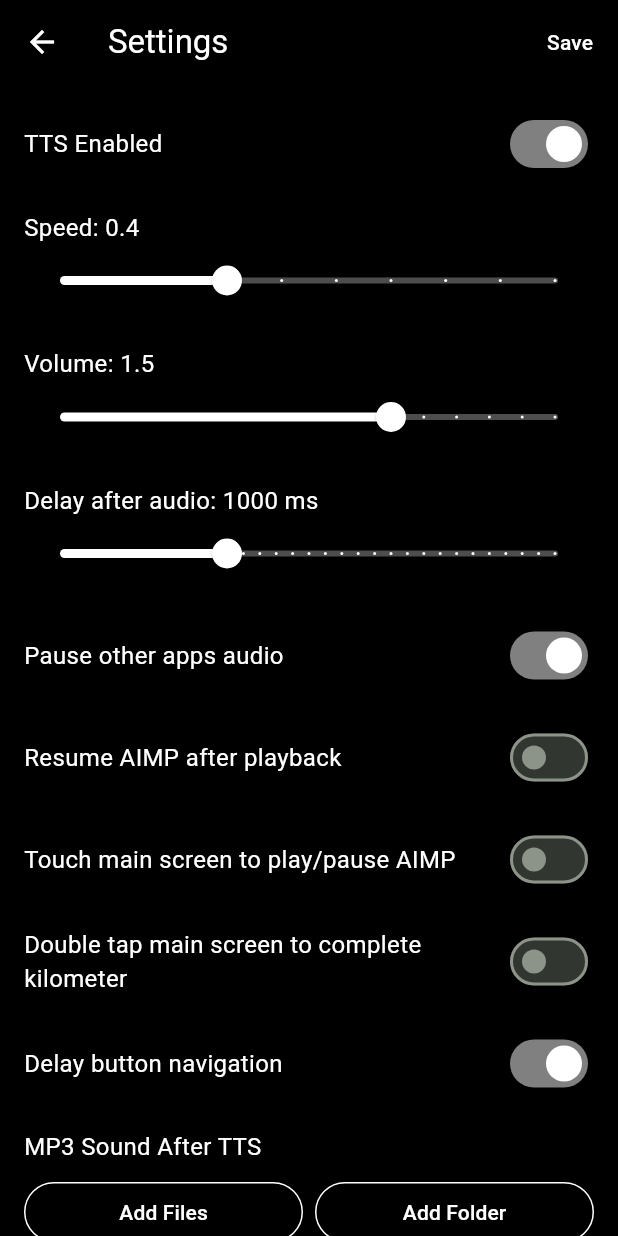
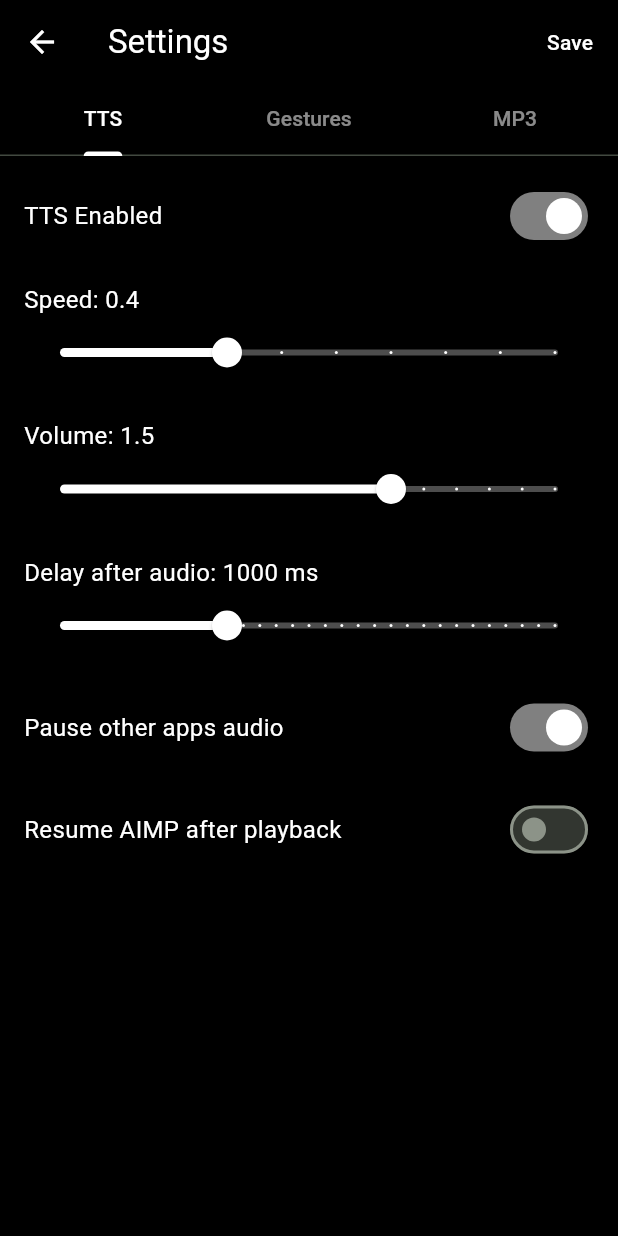
Before and after one commit to BenjaminKobjolke/live-run-pace-app, a Flutter app: the SettingsScreen screen opened directly with empty values, on a phone screen of 412 x 824 dp. Run offline on Flutter 3.47's test engine with Material 3 defaults, Android fonts, the phone set to English and light mode, and no system bars; our stand-ins replace audioplayers, device_info_plus, file_picker, flutter_tts, permission_handler, shared_preferences and 1 more; missing offline and left inert: audio_session; accounts and stored records are empty.

Commit message:
IMPROVE (settings): add tabbed settings and mp3 preview
organize settings into focused tabs and allow mp3 files to be previewed before
saving:
- split TTS, gesture, and MP3 controls into tabs
- extract MP3 tab layout into a widget
- add per-file preview playback in the MP3 file list
- document the tabbed settings layout and preview behavior

```diff
--- a/lib/screens/settings_screen.dart
+++ b/lib/screens/settings_screen.dart
@@ -4,7 +4,7 @@ import '../models/tts_settings.dart';
 import '../services/mp3_picker_service.dart';
 import '../widgets/confirm_dialog.dart';
 import '../widgets/info_dialog.dart';
-import '../widgets/mp3_file_list.dart';
+import '../widgets/mp3_settings_tab.dart';
 import '../widgets/setting_controls.dart';
 
 /// Settings screen for TTS, audio, and gesture options.
@@ -133,7 +133,9 @@ class _SettingsScreenState extends State<SettingsScreen> {
 
   @override
   Widget build(BuildContext context) {
-    return Scaffold(
+    return DefaultTabController(
+      length: 3,
+      child: Scaffold(
         backgroundColor: Colors.black,
         appBar: AppBar(
           backgroundColor: Colors.black,
@@ -145,8 +147,30 @@ class _SettingsScreenState extends State<SettingsScreen> {
               child: const Text('Save', style: TextStyle(color: Colors.white)),
             ),
           ],
+          bottom: const TabBar(
+            indicatorColor: Colors.white,
+            labelColor: Colors.white,
+            unselectedLabelColor: Colors.white54,
+            tabs: [
+              Tab(text: 'TTS'),
+              Tab(text: 'Gestures'),
+              Tab(text: 'MP3'),
+            ],
           ),
-      body: SingleChildScrollView(
+        ),
+        body: TabBarView(
+          children: [
+            _buildTtsTab(),
+            _buildGesturesTab(),
+            _buildMp3Tab(),
+          ],
+        ),
+      ),
+    );
+  }
+
+  Widget _buildTtsTab() {
+    return SingleChildScrollView(
       padding: const EdgeInsets.all(16),
       child: Column(
         crossAxisAlignment: CrossAxisAlignment.stretch,
@@ -195,7 +219,17 @@ class _SettingsScreenState extends State<SettingsScreen> {
             value: _resumeAimpAfterPlayback,
             onChanged: _pauseOtherAudio ? (v) => setState(() => _resumeAimpAfterPlayback = v) : null,
           ),
-            const SizedBox(height: 20),
+        ],
+      ),
+    );
+  }
+
+  Widget _buildGesturesTab() {
+    return SingleChildScrollView(
+      padding: const EdgeInsets.all(16),
+      child: Column(
+        crossAxisAlignment: CrossAxisAlignment.stretch,
+        children: [
           SettingSwitch(
             label: 'Touch main screen to play/pause AIMP',
             value: _touchToToggleAimp,
@@ -213,60 +247,23 @@ class _SettingsScreenState extends State<SettingsScreen> {
             value: _buttonNavigationDelay,
             onChanged: (v) => setState(() => _buttonNavigationDelay = v),
           ),
-            const SizedBox(height: 20),
-            _buildMp3Section(),
         ],
-        ),
       ),
     );
   }
 
-  Widget _buildMp3Section() {
-    return Column(
-      crossAxisAlignment: CrossAxisAlignment.start,
-      children: [
-        Row(
-          mainAxisAlignment: MainAxisAlignment.spaceBetween,
-          children: [
-            const Text('MP3 Sound After TTS', style: TextStyle(color: Colors.white, fontSize: 16)),
-            if (_mp3FilePaths.isNotEmpty)
-              Text(
-                '${_mp3FilePaths.length} file${_mp3FilePaths.length == 1 ? '' : 's'}',
-                style: const TextStyle(color: Colors.white70, fontSize: 12),
-              ),
-          ],
-        ),
-        const SizedBox(height: 8),
-        if (_mp3FilePaths.isNotEmpty) ...[
-          Mp3FileList(
+  Widget _buildMp3Tab() {
+    return SingleChildScrollView(
+      padding: const EdgeInsets.all(16),
+      child: Mp3SettingsTab(
         filePaths: _mp3FilePaths,
         enabled: _enabled,
         onRemove: (path) => setState(() => _mp3FilePaths.remove(path)),
         onClearAll: () => setState(() => _mp3FilePaths.clear()),
+        onPickFiles: _pickFiles,
+        onPickFolder: _pickFolder,
       ),
-          const SizedBox(height: 8),
-        ],
-        Row(
-          children: [
-            Expanded(child: _addButton('Add Files', _enabled ? _pickFiles : null)),
-            const SizedBox(width: 8),
-            Expanded(child: _addButton('Add Folder', _enabled ? _pickFolder : null)),
-          ],
-        ),
-      ],
     );
   }
 
-  Widget _addButton(String label, VoidCallback? onPressed) {
-    return ElevatedButton(
-      onPressed: onPressed,
-      style: ElevatedButton.styleFrom(
-        backgroundColor: Colors.transparent,
-        foregroundColor: Colors.white,
-        side: const BorderSide(color: Colors.white, width: 1),
-        padding: const EdgeInsets.symmetric(vertical: 8),
-      ),
-      child: Text(label),
-    );
 }
-}
```
Also changed, not shown: lib/widgets/mp3_file_list.dart (+59 -10 lines), lib/widgets/mp3_settings_tab.dart (added, +85 -0 lines), 1 other file. Lines whose indentation alone changed are shown as unchanged.
